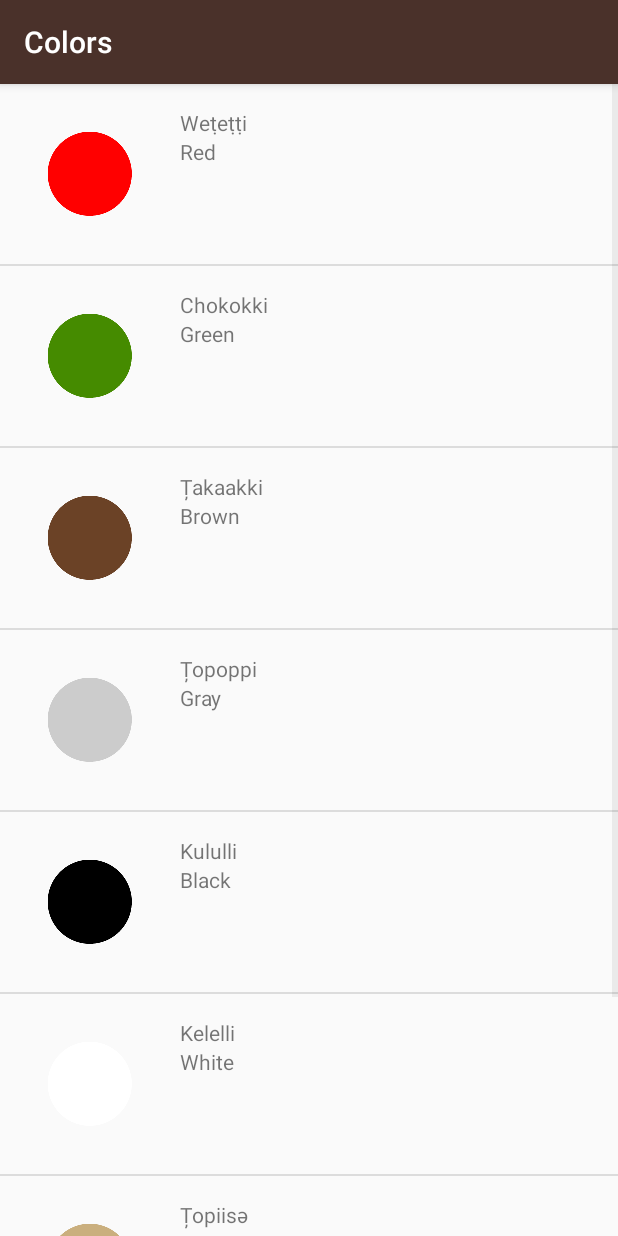
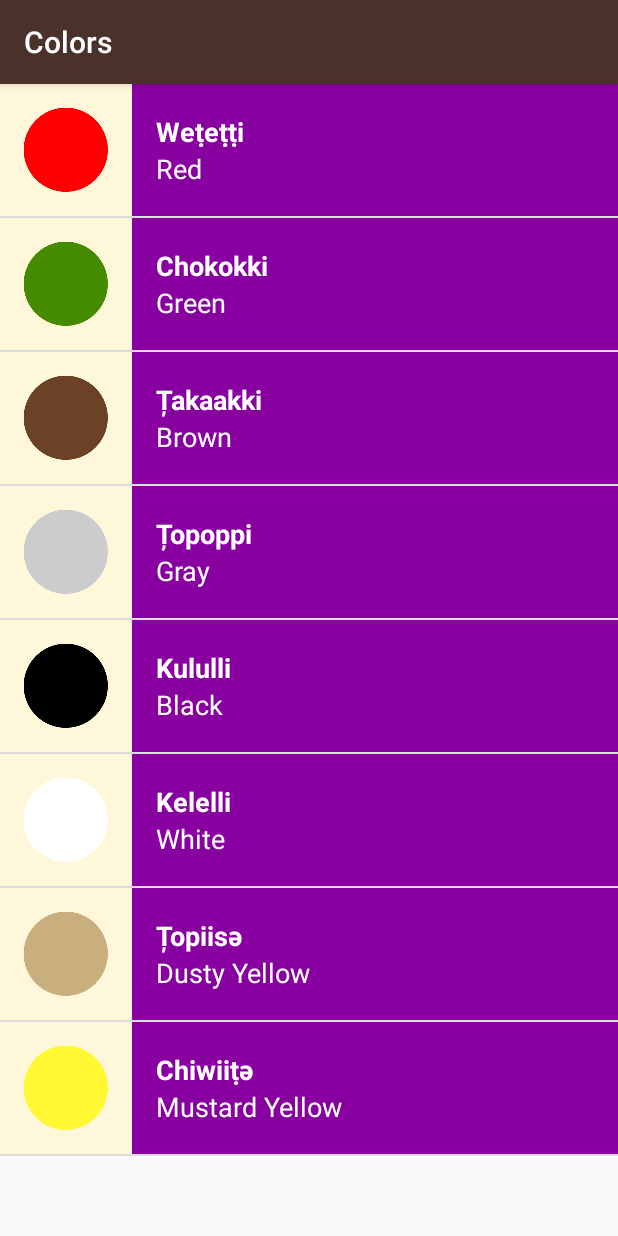
Before and after one commit to GuieMigi/Miwok, an Android app: the ColorsActivity screen opened directly, with no data from a screen before it, on a phone screen of 412 x 824 dp. Run offline under Robolectric (Android 15) with nearby library versions, the phone set to English and light mode, and no system bars.

Commit message:
Miwok app at the end of lesson 7

```diff
--- a/app/src/main/java/com/example/android/miwok/ColorsActivity.java
+++ b/app/src/main/java/com/example/android/miwok/ColorsActivity.java
@@ -25,7 +25,7 @@
         words.add(new Word("Mustard Yellow", "Chiwiiṭә", R.drawable.color_mustard_yellow));
 
         //Create a WordAdapter whose data source is a list of Words.
-        WordAdapter adapter = new WordAdapter(this, words);
+        WordAdapter adapter = new WordAdapter(this, words, R.color.category_colors);
         ListView listView = findViewById(R.id.list);
         // Make the ListView use the WordAdapter created above, so that the
         // ListView will display list items for each Word in the list.
--- a/app/src/main/java/com/example/android/miwok/FamilyActivity.java
+++ b/app/src/main/java/com/example/android/miwok/FamilyActivity.java
@@ -27,7 +27,7 @@
         words.add(new Word("Grandfather", "Paapa", R.drawable.family_grandfather));
 
         //Create a WordAdapter whose data source is a list of Words.
-        WordAdapter adapter = new WordAdapter(this, words);
+        WordAdapter adapter = new WordAdapter(this, words, R.color.category_family);
         ListView listView = findViewById(R.id.list);
         // Make the ListView use the WordAdapter created above, so that the
         // ListView will display list items for each Word in the list.
--- a/app/src/main/java/com/example/android/miwok/NumbersActivity.java
+++ b/app/src/main/java/com/example/android/miwok/NumbersActivity.java
@@ -27,7 +27,7 @@
         words.add(new Word("Ten", "Na’aacha", R.drawable.number_ten));
 
         //Create a WordAdapter whose data source is a list of Words.
-        WordAdapter adapter = new WordAdapter(this, words);
+        WordAdapter adapter = new WordAdapter(this, words, R.color.category_numbers);
         ListView listView = findViewById(R.id.list);
         // Make the ListView use the WordAdapter created above, so that the
         // ListView will display list items for each Word in the list.
--- a/app/src/main/java/com/example/android/miwok/PhrasesActivity.java
+++ b/app/src/main/java/com/example/android/miwok/PhrasesActivity.java
@@ -27,7 +27,7 @@
         words.add(new Word("Come here.", "әnni'nem"));
 
         //Create a WordAdapter whose data source is a list of words.
-        WordAdapter adapter = new WordAdapter(this, words);
+        WordAdapter adapter = new WordAdapter(this, words, R.color.category_phrases);
         ListView listView = findViewById(R.id.list);
         // Make the ListView use the WordAdapter created above, so that the
         // ListView will display list items for each Word in the list.
--- a/app/src/main/java/com/example/android/miwok/WordAdapter.java
+++ b/app/src/main/java/com/example/android/miwok/WordAdapter.java
@@ -3,11 +3,13 @@
 import android.app.Activity;
 import android.support.annotation.NonNull;
 import android.support.annotation.Nullable;
+import android.support.v4.content.ContextCompat;
 import android.view.LayoutInflater;
 import android.view.View;
 import android.view.ViewGroup;
 import android.widget.ArrayAdapter;
 import android.widget.ImageView;
+import android.widget.LinearLayout;
 import android.widget.TextView;
 
 import java.util.ArrayList;
@@ -18,8 +20,12 @@
 
 public class WordAdapter extends ArrayAdapter<Word> {
 
-    public WordAdapter(Activity context, ArrayList<Word> words) {
+    // Resource ID for the background color for this list of words
+    private int mColorResourceId;
+
+    public WordAdapter(Activity context, ArrayList<Word> words, int colorResourceId) {
         super(context, 0, words);
+        mColorResourceId = colorResourceId;
     }
 
     @NonNull
@@ -71,6 +77,13 @@
          }
          */
 
+        // Set the theme color for the list item
+        View textContainer = listItemView.findViewById(R.id.text_container);
+        // Find the color that the resource ID maps to
+        int color = ContextCompat.getColor(getContext(), mColorResourceId);
+        // Set the background color of the text container View
+        textContainer.setBackgroundColor(color);
+
         // Return the whole list item layout (containing 2 TextViews and one ImageView)
         // so that it can be shown in the ListView.
         return listItemView;
--- a/app/src/main/res/layout/list_item.xml
+++ b/app/src/main/res/layout/list_item.xml
@@ -1,34 +1,43 @@
 <?xml version="1.0" encoding="utf-8"?>
 <LinearLayout xmlns:android="http://schemas.android.com/apk/res/android"
     xmlns:tools="http://schemas.android.com/tools"
+    android:id="@+id/text_container"
     android:layout_width="match_parent"
     android:layout_height="wrap_content"
+    android:minHeight="@dimen/list_item_height"
     android:orientation="horizontal"
-    android:padding="16dp">
+    tools:background="@color/category_numbers">
 
     <ImageView
         android:id="@+id/image"
-        android:layout_width="wrap_content"
-        android:layout_height="wrap_content"
-        android:layout_marginEnd="16dp"
-        android:layout_marginRight="16dp"
+        android:layout_width="@dimen/list_item_height"
+        android:layout_height="@dimen/list_item_height"
+        android:background="@color/tan_background"
         tools:src="@drawable/number_one" />
 
     <LinearLayout
         android:layout_width="match_parent"
         android:layout_height="match_parent"
+        android:layout_marginLeft="16dp"
+        android:layout_marginStart="16dp"
+        android:gravity="center"
         android:orientation="vertical">
 
         <TextView
             android:id="@+id/miwokTextView"
             android:layout_width="match_parent"
             android:layout_height="wrap_content"
+            android:textColor="@android:color/white"
+            android:textSize="18sp"
+            android:textStyle="bold"
             tools:text="Lutti" />
 
         <TextView
             android:id="@+id/defaultTextView"
             android:layout_width="match_parent"
             android:layout_height="wrap_content"
+            android:textColor="@android:color/white"
+            android:textSize="18sp"
             tools:text="One" />
 
     </LinearLayout>
```
Also changed, not shown: app/src/main/res/layout/activity_main.xml (line endings or trailing spaces), app/src/main/res/layout/word_list.xml (line endings or trailing spaces).
